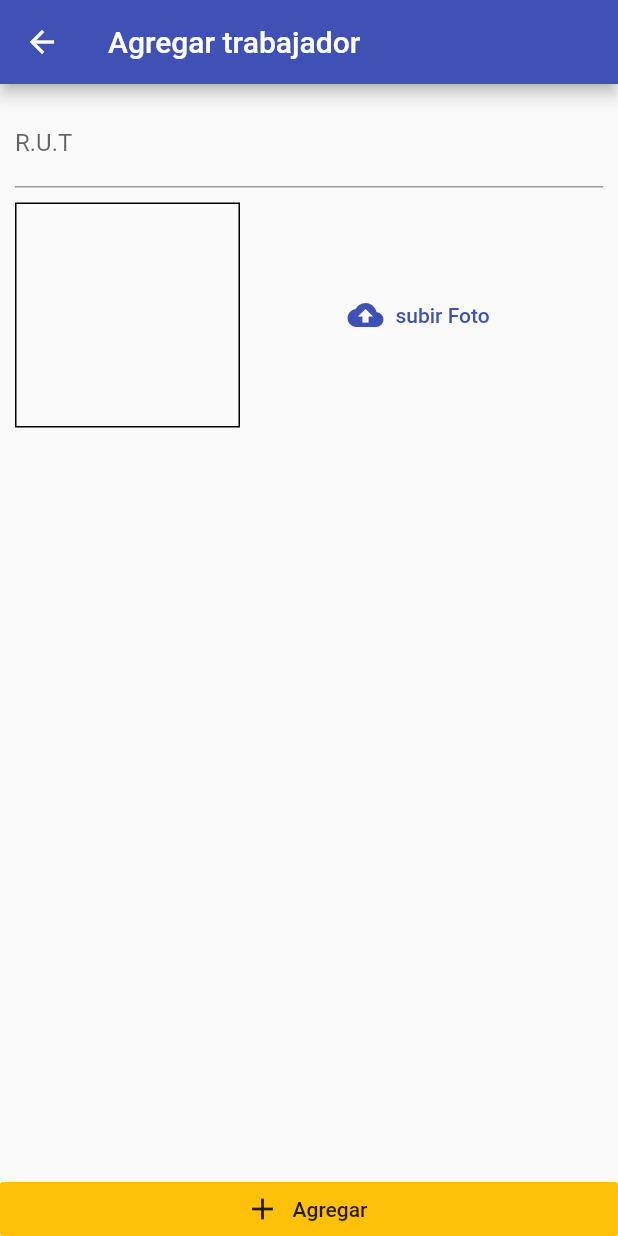
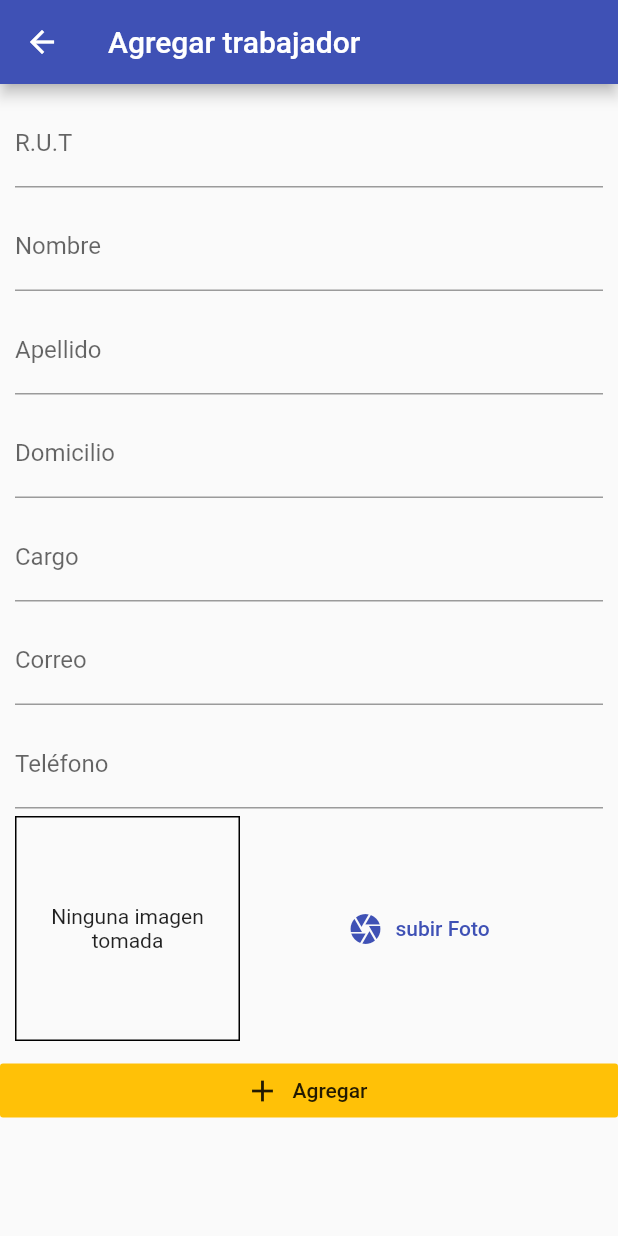
Before and after one commit to jonathanV22/ES3JGI, a Flutter app: the screen it shows after launch, after a tap on the "add" icon, on a phone screen of 412 x 824 dp. Run offline on Flutter 3.47's test engine with Material 2 defaults, Android fonts, the phone set to English and light mode, and no system bars; our stand-ins replace image_picker, sqflite; accounts and stored records are empty.

Commit message:
ultima actualizacion

```diff
--- a/lib/main.dart
+++ b/lib/main.dart
@@ -1,5 +1,6 @@
 import 'package:cancha_de_tennis/providers/trabajadores.dart';
-import 'package:cancha_de_tennis/screens/agregar_lugar_screen.dart';
+import 'package:cancha_de_tennis/screens/agregar_trabajador_screen.dart';
+import 'package:cancha_de_tennis/screens/detalle_trabajador_screen.dart';
 import 'package:cancha_de_tennis/screens/lista_trabajadores_screen.dart';
 import 'package:flutter/material.dart';
 import 'package:provider/provider.dart';
@@ -19,6 +20,7 @@ class MyApp extends StatelessWidget {
         home: ListaTrabajadoresScreen(),
         routes: {
           AgregarTrabajador.routeName: (context) => AgregarTrabajador(),
+          DetalleTrabajador.routeName: (context) => DetalleTrabajador()
         },
       ),
     );
--- a/lib/providers/trabajadores.dart
+++ b/lib/providers/trabajadores.dart
@@ -28,13 +28,13 @@ class Trabajadores extends ChangeNotifier {
     _items = listaTrabajadores
         .map((item) => Trabajador(
             rut: item['rut'],
-            nombre: item['nombre '],
+            nombre: item['nombre'],
             apellido: item['apellido'],
             domicilio: item['domicilio'],
             cargo: item['cargo'],
             correo: item['correo'],
             telefono: item['telefono'],
-            imagen: item['imagen']))
+            imagen: File(item['imagen'])))
         .toList();
     notifyListeners();
   }
@@ -67,7 +67,7 @@ class Trabajadores extends ChangeNotifier {
       'cargo': nuevoTrabajador.cargo,
       'correo': nuevoTrabajador.correo,
       'telefono': nuevoTrabajador.telefono,
-      'imagen': nuevoTrabajador.imagen
+      'imagen': nuevoTrabajador.imagen.path
     });
   }
 }
--- a/lib/screens/agregar_lugar_screen.dart
+++ /dev/null
@@ -1,49 +0,0 @@
-import 'package:cancha_de_tennis/widgets/imagen_input.dart';
-import 'package:flutter/material.dart';
-
-class AgregarTrabajador extends StatefulWidget {
-  static const routeName = 'agregar_trabajador';
-  @override
-  _AgregarTrabajadorState createState() => _AgregarTrabajadorState();
-}
-
-class _AgregarTrabajadorState extends State<AgregarTrabajador> {
-  final tituloController = TextEditingController();
-  @override
-  Widget build(BuildContext context) {
-    return Scaffold(
-      appBar: AppBar(
-        title: Text('Agregar trabajador'),
-      ),
-      body: Column(
-        crossAxisAlignment: CrossAxisAlignment.stretch,
-        children: [
-          Expanded(
-            child: Padding(
-              padding: const EdgeInsets.all(10),
-              child: Column(
-                children: [
-                  TextField(
-                    decoration: InputDecoration(labelText: 'R.U.T'),
-                    controller: tituloController,
-                  ),
-                  SizedBox(height: 10),
-                  ImagenInput(),
-                  SizedBox(height: 10)
-                ],
-              ),
-            ),
-          ),
-          RaisedButton.icon(
-            icon: Icon(Icons.add),
-            onPressed: () {},
-            label: Text('Agregar'),
-            color: Theme.of(context).accentColor,
-            elevation: 0,
-            materialTapTargetSize: MaterialTapTargetSize.shrinkWrap,
-          )
-        ],
-      ),
-    );
-  }
-}
--- /dev/null
+++ b/lib/screens/agregar_trabajador_screen.dart
@@ -0,0 +1,138 @@
+import 'dart:io';
+
+import 'package:cancha_de_tennis/providers/trabajadores.dart';
+import 'package:cancha_de_tennis/widgets/imagen_input.dart';
+import 'package:flutter/material.dart';
+import 'package:provider/provider.dart';
+
+class AgregarTrabajador extends StatefulWidget {
+  static const routeName = 'agregar_trabajador';
+  @override
+  _AgregarTrabajadorState createState() => _AgregarTrabajadorState();
+}
+
+class _AgregarTrabajadorState extends State<AgregarTrabajador> {
+  final rutController = TextEditingController();
+  final nombreController = TextEditingController();
+  final apellidoController = TextEditingController();
+  final domicilioController = TextEditingController();
+  final cargoController = TextEditingController();
+  final correoController = TextEditingController();
+  final telefonoController = TextEditingController();
+
+  File _imagenSeleccionada;
+  void seleccionarImagen(File imagenSeleccionada) {
+    _imagenSeleccionada = imagenSeleccionada;
+  }
+
+  void guardarTrabajador() {
+    if (rutController.text.isEmpty ||
+        nombreController.text.isEmpty ||
+        apellidoController.text.isEmpty ||
+        domicilioController.text.isEmpty ||
+        cargoController.text.isEmpty ||
+        correoController.text.isEmpty ||
+        telefonoController.text.isEmpty ||
+        _imagenSeleccionada == null) {
+      return;
+    }
+    Provider.of<Trabajadores>(context, listen: false).agregarTrabajador(
+        rutController.text,
+        nombreController.text,
+        apellidoController.text,
+        domicilioController.text,
+        cargoController.text,
+        correoController.text,
+        telefonoController.text,
+        _imagenSeleccionada);
+    Navigator.of(context).pop();
+  }
+
+  @override
+  Widget build(BuildContext context) {
+    return Scaffold(
+      appBar: AppBar(
+        title: Text('Agregar trabajador'),
+      ),
+      body: ListView(
+        children: [
+          Expanded(
+            child: Padding(
+              padding: const EdgeInsets.all(10),
+              child: Column(
+                children: [
+                  TextField(
+                    keyboardType: TextInputType.text,
+                    decoration: InputDecoration(
+                      labelText: 'R.U.T',
+                    ),
+                    controller: rutController,
+                  ),
+                  SizedBox(height: 10),
+                  TextField(
+                    keyboardType: TextInputType.text,
+                    decoration: InputDecoration(
+                      labelText: 'Nombre',
+                    ),
+                    controller: nombreController,
+                  ),
+                  SizedBox(height: 10),
+                  TextField(
+                    keyboardType: TextInputType.text,
+                    decoration: InputDecoration(
+                      labelText: 'Apellido',
+                    ),
+                    controller: apellidoController,
+                  ),
+                  SizedBox(height: 10),
+                  TextField(
+                    keyboardType: TextInputType.streetAddress,
+                    decoration: InputDecoration(
+                      labelText: 'Domicilio',
+                    ),
+                    controller: domicilioController,
+                  ),
+                  SizedBox(height: 10),
+                  TextField(
+                    keyboardType: TextInputType.text,
+                    decoration: InputDecoration(
+                      labelText: 'Cargo',
+                    ),
+                    controller: cargoController,
+                  ),
+                  SizedBox(height: 10),
+                  TextField(
+                    keyboardType: TextInputType.emailAddress,
+                    decoration: InputDecoration(
+                      labelText: 'Correo',
+                    ),
+                    controller: correoController,
+                  ),
+                  SizedBox(height: 10),
+                  TextField(
+                    keyboardType: TextInputType.phone,
+                    decoration: InputDecoration(
+                      labelText: 'Teléfono',
+                    ),
+                    controller: telefonoController,
+                  ),
+                  SizedBox(height: 5),
+                  ImagenInput(seleccionarImagen),
+                  SizedBox(height: 5)
+                ],
+              ),
+            ),
+          ),
+          RaisedButton.icon(
+            icon: Icon(Icons.add),
+            onPressed: guardarTrabajador,
+            label: Text('Agregar'),
+            color: Theme.of(context).accentColor,
+            elevation: 0,
+            materialTapTargetSize: MaterialTapTargetSize.shrinkWrap,
+          )
+        ],
+      ),
+    );
+  }
+}
--- a/lib/screens/lista_trabajadores_screen.dart
+++ b/lib/screens/lista_trabajadores_screen.dart
@@ -1,6 +1,8 @@
+import 'package:cancha_de_tennis/providers/trabajadores.dart';
 import 'package:flutter/material.dart';
-
-import 'agregar_lugar_screen.dart';
+import 'package:provider/provider.dart';
+import 'agregar_trabajador_screen.dart';
+import 'detalle_trabajador_screen.dart';
 
 class ListaTrabajadoresScreen extends StatelessWidget {
   @override
@@ -16,6 +18,69 @@ class ListaTrabajadoresScreen extends StatelessWidget {
               })
         ],
       ),
+      body: FutureBuilder(
+          future: Provider.of<Trabajadores>(context, listen: false)
+              .allTrabajadores(),
+          builder: (context, snapshot) => snapshot.connectionState ==
+                  ConnectionState.waiting
+              ? Center(
+                  child: CircularProgressIndicator(),
+                )
+              : Consumer<Trabajadores>(
+                  child: Center(
+                    child: Text('No hay trabajadores, ingresa algunos'),
+                  ),
+                  builder: (context, trabajadores, ch) => trabajadores
+                              .items.length <=
+                          0
+                      ? ch
+                      : ListView.builder(
+                          itemCount: trabajadores.items.length,
+                          itemBuilder: (context, i) => Dismissible(
+                            key: UniqueKey(),
+                            onDismissed: (direction) {
+                              Scaffold.of(context).showSnackBar(SnackBar(
+                                  content: Text('Se elimino el trabajador ' +
+                                      trabajadores.items[i].nombre +
+                                      ' ' +
+                                      trabajadores.items[i].apellido)));
+                              Provider.of<Trabajadores>(context, listen: false)
+                                  .eliminarTrabajador(
+                                      trabajadores.items[i].rut);
+                            },
+                            background: Container(
+                              child: Center(
+                                child: Text(
+                                  'Eliminar',
+                                  style: TextStyle(color: Colors.white),
+                                ),
+                              ),
+                              color: Colors.red,
+                            ),
+                            child: ListTile(
+                              leading: CircleAvatar(
+                                backgroundImage:
+                                    FileImage(trabajadores.items[i].imagen),
+                              ),
+                              title: Text('Rut: ' + trabajadores.items[i].rut),
+                              subtitle: Column(
+                                crossAxisAlignment: CrossAxisAlignment.start,
+                                mainAxisSize: MainAxisSize.min,
+                                children: [
+                                  Text('Nombre: ' +
+                                      trabajadores.items[i].nombre +
+                                      ' ' +
+                                      trabajadores.items[i].apellido),
+                                  Text('Cargo: ' + trabajadores.items[i].cargo),
+                                ],
+                              ),
+                              onTap: () => Navigator.of(context).pushNamed(
+                                  DetalleTrabajador.routeName,
+                                  arguments: trabajadores.items[i].rut),
+                            ),
+                          ),
+                        ),
+                )),
     );
   }
 }
--- a/lib/widgets/imagen_input.dart
+++ b/lib/widgets/imagen_input.dart
@@ -1,11 +1,37 @@
+import 'dart:io';
+
 import 'package:flutter/material.dart';
+import 'package:image_picker/image_picker.dart';
+import 'package:path/path.dart' as path;
+import 'package:path_provider/path_provider.dart' as syspaths;
 
 class ImagenInput extends StatefulWidget {
+  final Function onSelectImagen;
+  ImagenInput(this.onSelectImagen);
   @override
   _ImagenInputState createState() => _ImagenInputState();
 }
 
 class _ImagenInputState extends State<ImagenInput> {
+  File imagenGuardada;
+  final _picker = ImagePicker();
+  Future<void> tomarFoto() async {
+    final pickedFile =
+        await _picker.getImage(source: ImageSource.camera, maxWidth: 600);
+    if (pickedFile == null) {
+      return null;
+    }
+    final File file = File(pickedFile.path);
+    setState(() {
+      imagenGuardada = file;
+    });
+    final appDir = await syspaths
+        .getApplicationDocumentsDirectory(); //accedo a carpeta del dispositivo
+    final fileName = path.basename(file.path);
+    final savedImage = await file.copy('${appDir.path}/$fileName');
+    widget.onSelectImagen(savedImage);
+  }
+
   @override
   Widget build(BuildContext context) {
     return Row(
@@ -16,12 +42,22 @@ class _ImagenInputState extends State<ImagenInput> {
           height: 150,
           decoration:
               BoxDecoration(border: Border.all(color: Colors.black, width: 1)),
+          child: imagenGuardada != null
+              ? Image.file(
+                  imagenGuardada,
+                  fit: BoxFit.cover,
+                  width: double.infinity,
+                )
+              : Text(
+                  'Ninguna imagen tomada',
+                  textAlign: TextAlign.center,
+                ),
         ),
         SizedBox(height: 10),
         Expanded(
           child: FlatButton.icon(
-            onPressed: () {},
-            icon: Icon(Icons.cloud_upload),
+            onPressed: tomarFoto,
+            icon: Icon(Icons.camera),
             label: Text('subir Foto'),
             textColor: Theme.of(context).primaryColor,
           ),
```
Also changed, not shown: lib/screens/detalle_trabajador_screen.dart (added, +74 -0 lines).
